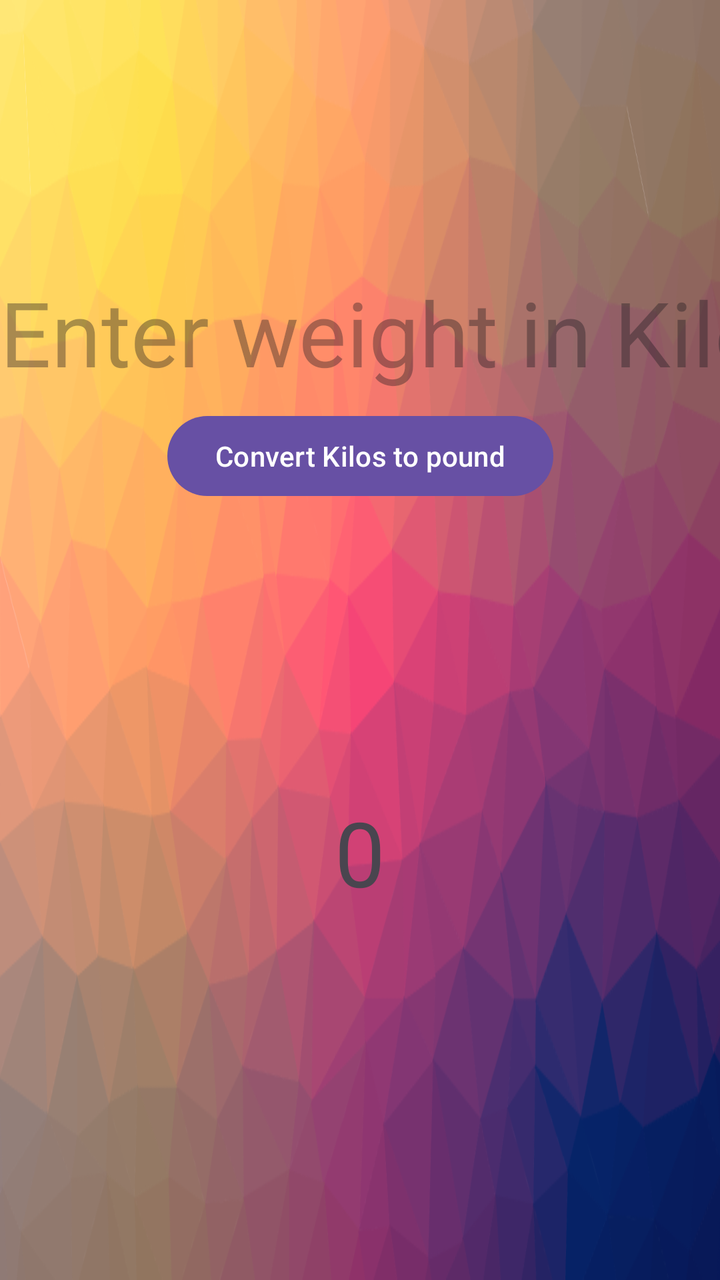
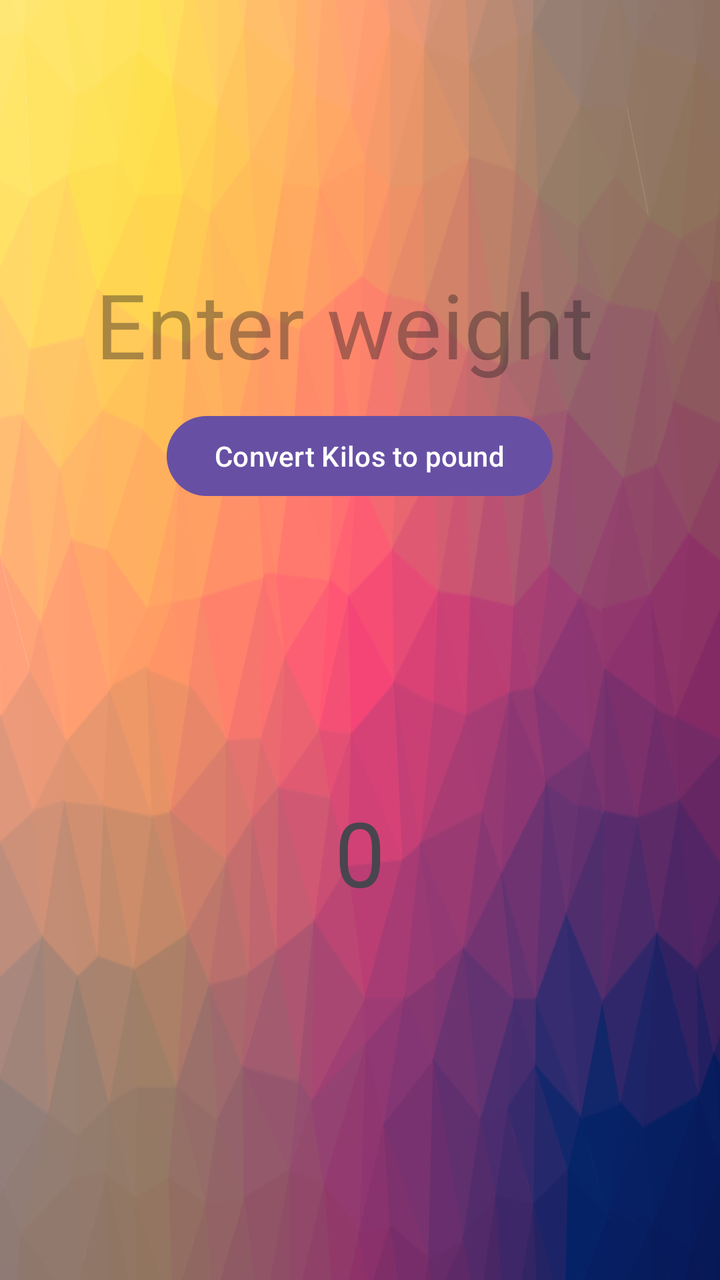

Screens rendered from an Android XML layout before and after an edit, with the pre-edit source and the edit as a unified diff.
<!-- AndroidManifest.xml: application theme Theme.MyApplication -->
<!-- res/layout/activity_main.xml -->
<?xml version="1.0" encoding="utf-8"?>
<androidx.constraintlayout.widget.ConstraintLayout xmlns:android="http://schemas.android.com/apk/res/android"
    xmlns:app="http://schemas.android.com/apk/res-auto"
    xmlns:tools="http://schemas.android.com/tools"
    android:id="@+id/main"
    android:layout_width="match_parent"
    android:layout_height="match_parent"
    android:background="@drawable/download"
    tools:context=".MainActivity">

    

    <TextView
        android:id="@+id/txtK"
        android:layout_width="match_parent"
        android:layout_height="wrap_content"
        android:layout_marginTop="136dp"
        android:hint="Enter weight in Kilos"
        android:inputType="numberDecimal"
        android:textSize="45sp"
        app:layout_constraintEnd_toEndOf="parent"
        app:layout_constraintHorizontal_bias="1.0"
        app:layout_constraintStart_toStartOf="parent"
        app:layout_constraintTop_toTopOf="parent" />

    <Button
        android:id="@+id/btnC"
        android:layout_width="wrap_content"
        android:layout_height="wrap_content"
        android:layout_marginBottom="388dp"
        android:text="Convert Kilos to pound"
        android:textColorHint="@color/white"
        app:layout_constraintBottom_toBottomOf="parent"
        app:layout_constraintEnd_toEndOf="parent"
        app:layout_constraintStart_toStartOf="parent" />

    <TextView
        android:id="@+id/textR"
        android:layout_width="wrap_content"
        android:layout_height="wrap_content"
        android:layout_marginTop="144dp"
        android:text="0"
        android:textSize="45sp"
        app:layout_constraintBottom_toBottomOf="parent"
        app:layout_constraintEnd_toEndOf="parent"
        app:layout_constraintStart_toStartOf="parent"
        app:layout_constraintTop_toBottomOf="@+id/btnC"
        app:layout_constraintVertical_bias="0.0" />


</androidx.constraintlayout.widget.ConstraintLayout>
<!-- resources referenced by this layout -->
<resources>
  <color name="white">#FFFFFFFF</color>
  <!-- drawable download: png bitmap (drawable, 209739 bytes) -->
  <style name="Theme.MyApplication" parent="Base.Theme.MyApplication" />
  <style name="Base.Theme.MyApplication" parent="Theme.Material3.DayNight.NoActionBar">
          
          
      </style>
</resources>

<!-- the commit's change to res/layout/activity_main.xml (unified diff, before → after) -->
@@ -12,14 +12,14 @@
 
     <TextView
         android:id="@+id/txtK"
-        android:layout_width="match_parent"
-        android:layout_height="wrap_content"
-        android:layout_marginTop="136dp"
-        android:hint="Enter weight in Kilos"
+        android:layout_width="264dp"
+        android:layout_height="61dp"
+        android:layout_marginTop="132dp"
+        android:hint="Enter weight "
         android:inputType="numberDecimal"
         android:textSize="45sp"
         app:layout_constraintEnd_toEndOf="parent"
-        app:layout_constraintHorizontal_bias="1.0"
+        app:layout_constraintHorizontal_bias="0.496"
         app:layout_constraintStart_toStartOf="parent"
         app:layout_constraintTop_toTopOf="parent" />
 
@@ -31,8 +31,8 @@
         android:text="Convert Kilos to pound"
         android:textColorHint="@color/white"
         app:layout_constraintBottom_toBottomOf="parent"
-        app:layout_constraintEnd_toEndOf="parent"
-        app:layout_constraintStart_toStartOf="parent" />
+        app:layout_constraintEnd_toEndOf="@+id/txtK"
+        app:layout_constraintStart_toStartOf="@+id/txtK" />
 
     <TextView
         android:id="@+id/textR"
@@ -42,8 +42,8 @@
         android:text="0"
         android:textSize="45sp"
         app:layout_constraintBottom_toBottomOf="parent"
-        app:layout_constraintEnd_toEndOf="parent"
-        app:layout_constraintStart_toStartOf="parent"
+        app:layout_constraintEnd_toEndOf="@+id/btnC"
+        app:layout_constraintStart_toStartOf="@+id/btnC"
         app:layout_constraintTop_toBottomOf="@+id/btnC"
         app:layout_constraintVertical_bias="0.0" />
 
